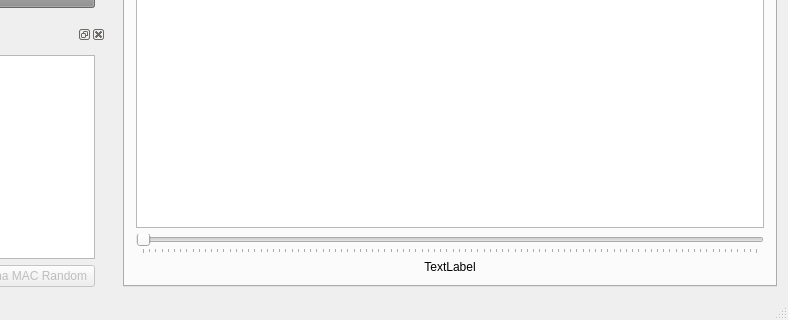
Before: the Qt Designer form RoomMonitor/windows/main.ui in PieroMacaluso/RoomMonitor, drawn with Qt 5; both pictures show x 172 to 960 and y 528 to 848 of the 960 by 848 pixel window.
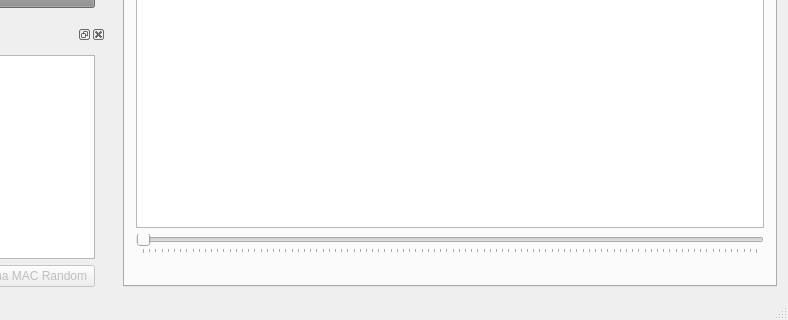
After: the same form once the commit is applied. Icons and pictures are not drawn. Custom widgets are drawn as their Qt base class.

Diff of the .ui file:
```diff
--- a/RoomMonitor/windows/main.ui
+++ b/RoomMonitor/windows/main.ui
@@ -132,7 +132,7 @@
         <item>
          <widget class="QLabel" name="dateTimePlot">
           <property name="text">
-           <string>TextLabel</string>
+           <string/>
           </property>
           <property name="alignment">
            <set>Qt::AlignCenter</set>
```
Left out of the diff: 3 changed lines with no effect on the pictures.
